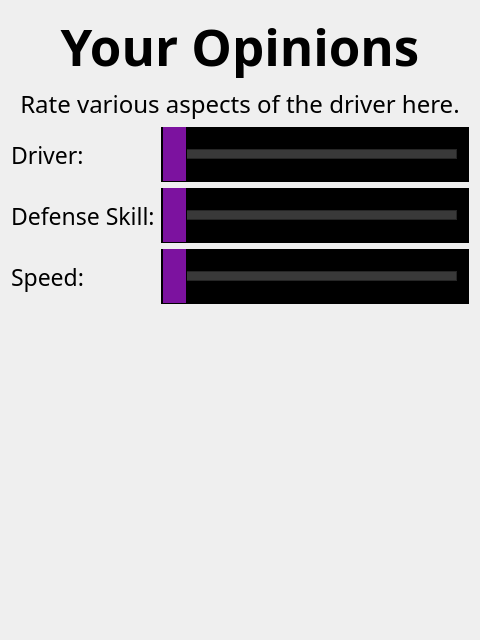
Before: the Qt Designer form ui/SubjectiveScales.ui in binex-dsk/QFRCScouter, drawn with Qt 5.
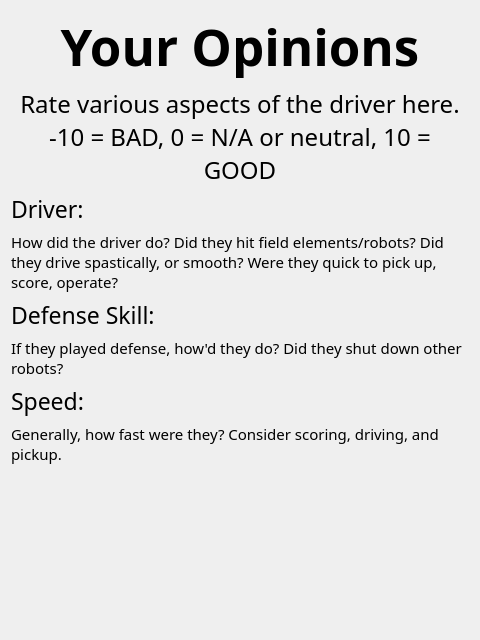
After: the same form once the commit is applied. Custom widgets are drawn as their Qt base class.

Commit message: improve scales, up/down, clarity

```diff
--- a/ui/SubjectiveScales.ui
+++ b/ui/SubjectiveScales.ui
@@ -20,78 +20,6 @@
    <string>Form</string>
   </property>
   <layout class="QGridLayout" name="gridLayout">
-   <item row="4" column="1">
-    <widget class="QSlider" name="speed">
-     <property name="styleSheet">
-      <string notr="true">.QSlider {
-    min-height: 55px;
-    max-height: 55px;
-    background: #000000;
-}
-
-.QSlider::groove:horizontal {
-    border: 1px solid #262626;
-    height: 8px;
-    background: #393939;
-    margin: 0 12px;
-}
-
-.QSlider::handle:horizontal {
-    background: rgb(124, 18, 159);
-    border: 1px solid black;
-    width: 23px;
-    height: 100px;
-    margin: -24px -12px;
-}</string>
-     </property>
-     <property name="orientation">
-      <enum>Qt::Horizontal</enum>
-     </property>
-    </widget>
-   </item>
-   <item row="1" column="0" colspan="2">
-    <widget class="QLabel" name="label_2">
-     <property name="font">
-      <font>
-       <family>Noto Sans</family>
-       <pointsize>18</pointsize>
-      </font>
-     </property>
-     <property name="text">
-      <string>Rate various aspects of the driver here.</string>
-     </property>
-     <property name="scaledContents">
-      <bool>true</bool>
-     </property>
-     <property name="alignment">
-      <set>Qt::AlignCenter</set>
-     </property>
-     <property name="wordWrap">
-      <bool>true</bool>
-     </property>
-    </widget>
-   </item>
-   <item row="2" column="0">
-    <widget class="QLabel" name="label_3">
-     <property name="text">
-      <string>Driver:</string>
-     </property>
-    </widget>
-   </item>
-   <item row="3" column="0">
-    <widget class="QLabel" name="label_4">
-     <property name="text">
-      <string>Defense Skill:</string>
-     </property>
-    </widget>
-   </item>
-   <item row="4" column="0">
-    <widget class="QLabel" name="label_5">
-     <property name="text">
-      <string>Speed:</string>
-     </property>
-    </widget>
-   </item>
    <item row="0" column="0" colspan="2">
     <widget class="QLabel" name="label">
      <property name="font">
@@ -115,65 +43,20 @@
      </property>
     </widget>
    </item>
-   <item row="3" column="1">
-    <widget class="QSlider" name="defense">
-     <property name="styleSheet">
-      <string notr="true">.QSlider {
-    min-height: 55px;
-    max-height: 55px;
-    background: #000000;
-}
-
-.QSlider::groove:horizontal {
-    border: 1px solid #262626;
-    height: 8px;
-    background: #393939;
-    margin: 0 12px;
-}
-
-.QSlider::handle:horizontal {
-    background: rgb(124, 18, 159);
-    border: 1px solid black;
-    width: 23px;
-    height: 100px;
-    margin: -24px -12px;
-}</string>
-     </property>
-     <property name="orientation">
-      <enum>Qt::Horizontal</enum>
-     </property>
-    </widget>
-   </item>
    <item row="2" column="1">
-    <widget class="QSlider" name="driver">
-     <property name="styleSheet">
-      <string notr="true">.QSlider {
-    min-height: 55px;
-    max-height: 55px;
-    background: #000000;
-}
-
-.QSlider::groove:horizontal {
-    border: 1px solid #262626;
-    height: 8px;
-    background: #393939;
-    margin: 0 12px;
-}
-
-.QSlider::handle:horizontal {
-    background: rgb(124, 18, 159);
-    border: 1px solid black;
-    width: 23px;
-    height: 100px;
-    margin: -24px -12px;
-}</string>
-     </property>
-     <property name="orientation">
-      <enum>Qt::Horizontal</enum>
+    <widget class="BetterSlider" name="driver" native="true"/>
+   </item>
+   <item row="4" column="1">
+    <widget class="BetterSlider" name="defense" native="true"/>
+   </item>
+   <item row="4" column="0">
+    <widget class="QLabel" name="label_4">
+     <property name="text">
+      <string>Defense Skill:</string>
      </property>
     </widget>
    </item>
-   <item row="5" column="0">
+   <item row="8" column="0">
     <spacer name="verticalSpacer">
      <property name="orientation">
       <enum>Qt::Vertical</enum>
@@ -186,8 +69,116 @@
      </property>
     </spacer>
    </item>
+   <item row="6" column="0">
+    <widget class="QLabel" name="label_5">
+     <property name="text">
+      <string>Speed:</string>
+     </property>
+    </widget>
+   </item>
+   <item row="1" column="0" colspan="2">
+    <widget class="QLabel" name="label_2">
+     <property name="font">
+      <font>
+       <family>Noto Sans</family>
+       <pointsize>18</pointsize>
+      </font>
+     </property>
+     <property name="text">
+      <string>Rate various aspects of the driver here.
+-10 = BAD, 0 = N/A or neutral, 10 = GOOD</string>
+     </property>
+     <property name="scaledContents">
+      <bool>true</bool>
+     </property>
+     <property name="alignment">
+      <set>Qt::AlignCenter</set>
+     </property>
+     <property name="wordWrap">
+      <bool>true</bool>
+     </property>
+     <property name="margin">
+      <number>0</number>
+     </property>
+    </widget>
+   </item>
+   <item row="2" column="0">
+    <widget class="QLabel" name="label_3">
+     <property name="text">
+      <string>Driver:</string>
+     </property>
+    </widget>
+   </item>
+   <item row="6" column="1">
+    <widget class="BetterSlider" name="speed" native="true"/>
+   </item>
+   <item row="5" column="0" colspan="2">
+    <widget class="QLabel" name="label_7">
+     <property name="font">
+      <font>
+       <family>Noto Sans</family>
+       <pointsize>11</pointsize>
+      </font>
+     </property>
+     <property name="text">
+      <string>If they played defense, how'd they do? Did they shut down other robots?</string>
+     </property>
+     <property name="scaledContents">
+      <bool>true</bool>
+     </property>
+     <property name="wordWrap">
+      <bool>true</bool>
+     </property>
+    </widget>
+   </item>
+   <item row="3" column="0" colspan="2">
+    <widget class="QLabel" name="label_6">
+     <property name="font">
+      <font>
+       <family>Noto Sans</family>
+       <pointsize>11</pointsize>
+      </font>
+     </property>
+     <property name="text">
+      <string>How did the driver do? Did they hit field elements/robots? Did they drive spastically, or smooth? Were they quick to pick up, score, operate?</string>
+     </property>
+     <property name="scaledContents">
+      <bool>true</bool>
+     </property>
+     <property name="wordWrap">
+      <bool>true</bool>
+     </property>
+    </widget>
+   </item>
+   <item row="7" column="0" colspan="2">
+    <widget class="QLabel" name="label_8">
+     <property name="font">
+      <font>
+       <family>Noto Sans</family>
+       <pointsize>11</pointsize>
+      </font>
+     </property>
+     <property name="text">
+      <string>Generally, how fast were they? Consider scoring, driving, and pickup.</string>
+     </property>
+     <property name="scaledContents">
+      <bool>true</bool>
+     </property>
+     <property name="wordWrap">
+      <bool>true</bool>
+     </property>
+    </widget>
+   </item>
   </layout>
  </widget>
+ <customwidgets>
+  <customwidget>
+   <class>BetterSlider</class>
+   <extends>QWidget</extends>
+   <header>BetterSlider.h</header>
+   <container>1</container>
+  </customwidget>
+ </customwidgets>
  <resources/>
  <connections/>
 </ui>
```
The commit also changes 4 other files.
